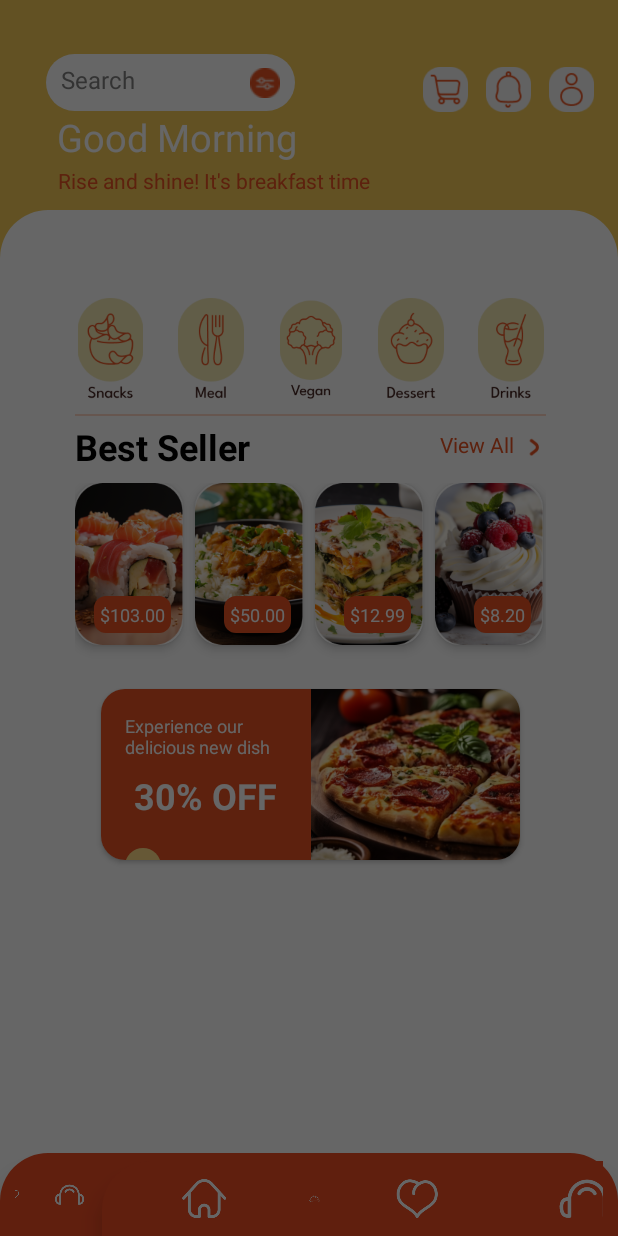
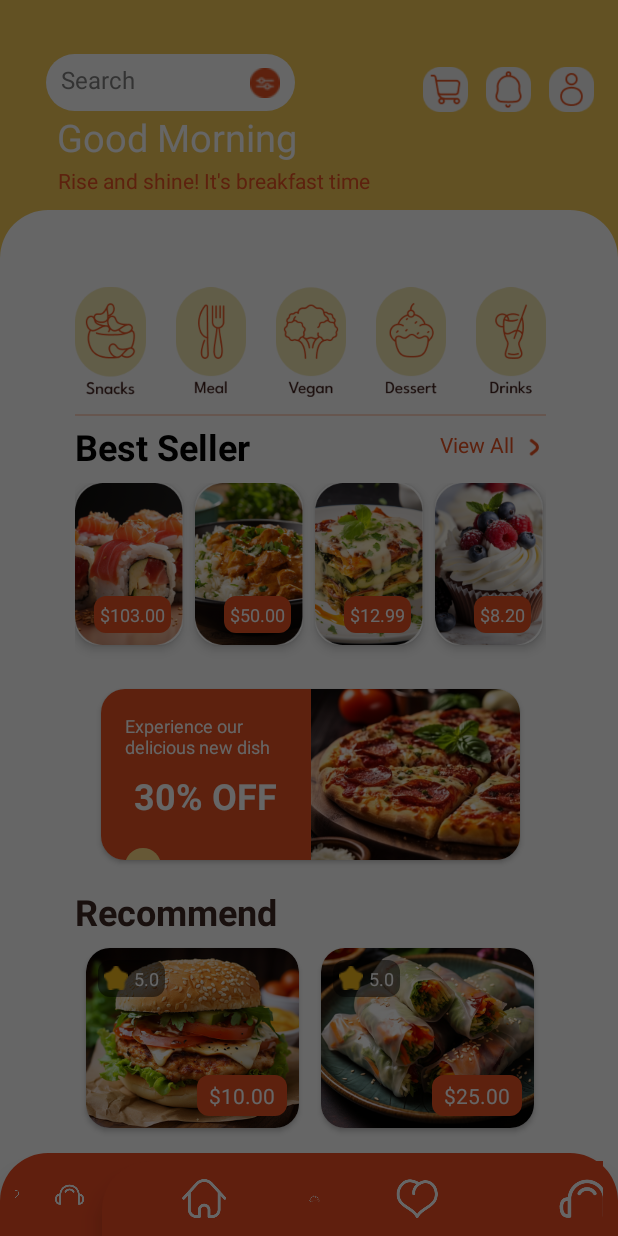
Before and after one commit to VectorVanguard/figmaProject, an Android app: the BannerFood screen opened directly, with no data from a screen before it, with the side drawer open, on a phone screen of 412 x 824 dp. Run offline under Robolectric (Android 15) with nearby library versions, the phone set to English and light mode, and no system bars; our stand-ins replace Room's generated code; Roboto replaces fonts that are not available here.

Commit message:
Добавил рекомендации

```diff
--- a/app/src/main/java/com/example/projectfigma/Activity/HomeActivity.kt
+++ b/app/src/main/java/com/example/projectfigma/Activity/HomeActivity.kt
@@ -35,7 +35,7 @@ class HomeActivity : AppCompatActivity(),
         drawer = findViewById(R.id.drawer_layout)
 
         val db = DataBase.getDb(this)
-        dao = db.getBestSellerDao()
+        dao = db.getDishesDao()
         userDao = db.getUserDao()
 
         val email = intent.getStringExtra("user_email")
@@ -58,7 +58,7 @@ class HomeActivity : AppCompatActivity(),
             }.also { this@HomeActivity.adapter = it }
         }
 
-        dao.getBestSellers().observe(this) { list ->
+        dao.getBestSellersWithLimit(4).observe(this) { list ->
             adapter.updateList(list)
         }
 
--- a/app/src/main/java/com/example/projectfigma/DAO/DishesDao.kt
+++ b/app/src/main/java/com/example/projectfigma/DAO/DishesDao.kt
@@ -24,6 +24,9 @@ interface DishesDao {
     @Query("SELECT * FROM dishes b WHERE b.isBestSeller = 1")
     fun getBestSellers(): LiveData<List<Dishes>>
 
+    @Query("SELECT * FROM dishes b WHERE b.isBestSeller = 1 LIMIT :limit")
+    fun getBestSellersWithLimit(limit : Int): LiveData<List<Dishes>>
+
     @Query("SELECT * FROM dishes b WHERE b.isRecommend = 1")
     fun getRecommend(): LiveData<List<Dishes>>
 }
--- a/app/src/main/java/com/example/projectfigma/DAO/SessionDao.kt
+++ b/app/src/main/java/com/example/projectfigma/DAO/SessionDao.kt
@@ -9,7 +9,7 @@ import com.example.projectfigma.Entites.Session
 @Dao
 interface SessionDao {
     @Query("SELECT * FROM session WHERE id = 0")
-    suspend fun getSession(): Session?
+    fun getSession(): Session?
 
     @Insert(onConflict = OnConflictStrategy.REPLACE)
     suspend fun upsert(session: Session)
--- a/app/src/main/java/com/example/projectfigma/Fragments/BannerFood.kt
+++ b/app/src/main/java/com/example/projectfigma/Fragments/BannerFood.kt
@@ -65,7 +65,7 @@ class BannerFood : Fragment() {
         }, 4000)
 
         // 5) А обновление списка (LiveData) можно тоже повесить здесь:
-        val dao = DataBase.getDb(requireContext()).getBestSellerDao()
+        val dao = DataBase.getDb(requireContext()).getDishesDao()
         dao.getBestSellers().observe(viewLifecycleOwner) { list ->
             promoAdapter.updateList(list)
         }
--- a/app/src/main/java/com/example/projectfigma/Fragments/Recommend.kt
+++ b/app/src/main/java/com/example/projectfigma/Fragments/Recommend.kt
@@ -11,26 +11,35 @@ import androidx.recyclerview.widget.RecyclerView
 import com.example.projectfigma.Adapters.RecommendAdapter
 import com.example.projectfigma.DataBase.DataBase
 import com.example.projectfigma.R
+import kotlinx.coroutines.Dispatchers
 import kotlinx.coroutines.launch
+import kotlinx.coroutines.withContext
 
-//class Recommend : Fragment(R.layout.fragment_recommend) {
-//
-//    private lateinit var adapter: RecommendAdapter
-//    private val db by lazy { DataBase.getInstance(requireContext()) }
-//    // допустим, в UserDao есть suspend fun getCurrent(): User
-//    // в FoodDao — suspend fun getRecommendedForUser(userId: Int): List<Food>
-//
-//    override fun onViewCreated(view: View, savedInstanceState: Bundle?) {
-//        super.onViewCreated(view, savedInstanceState)
-//        val rv = view.findViewById<RecyclerView>(R.id.rvRecommend)
-//        rv.layoutManager = GridLayoutManager(requireContext(), 2)
-//
-//        // загрузка из БД через корутины
-//        viewLifecycleOwner.lifecycleScope.launch {
-//            val user = db.
-//            val recommendList = db.foodDao().getRecommendedForUser(user.id)
-//            adapter = RecommendAdapter(recommendList)
-//            rv.adapter = adapter
-//        }
-//    }
-//}
+class Recommend : Fragment(R.layout.fragment_recommend) {
+    private val db by lazy { DataBase.getDb(requireContext()) }
+
+    override fun onViewCreated(view: View, savedInstanceState: Bundle?) {
+        super.onViewCreated(view, savedInstanceState)
+        val rv = view.findViewById<RecyclerView>(R.id.rvRecommend)
+        rv.layoutManager = GridLayoutManager(requireContext(), 2)
+
+        viewLifecycleOwner.lifecycleScope.launch {
+            // 1. Получаем пользователя в IO
+            val sessionEmail = db.getSessionDao().getSession()?.userEmail.orEmpty()
+            val user = withContext(Dispatchers.IO) {
+                db.getUserDao().getUserByEmail(sessionEmail)
+            }
+
+            // 2. Теперь наблюдаем LiveData рекомендаций
+            //    и каждый раз создаём новый адаптер с реальным списком
+            withContext(Dispatchers.Main) {
+                db.getDishesDao()
+                    .getRecommend()
+                    .observe(viewLifecycleOwner) { list ->
+                        val adapter = RecommendAdapter(list)
+                        rv.adapter = adapter
+                    }
+            }
+        }
+    }
+}
--- a/app/src/main/res/layout/activity_home.xml
+++ b/app/src/main/res/layout/activity_home.xml
@@ -102,7 +102,6 @@
                 android:id="@+id/food_category_frame"
                 android:layout_width="wrap_content"
                 android:layout_height="77dp"
-                android:paddingTop="10dp"
                 app:layout_constraintEnd_toEndOf="parent"
                 app:layout_constraintStart_toStartOf="parent"
                 app:layout_constraintTop_toTopOf="parent">
@@ -153,6 +152,7 @@
             </FrameLayout>
 
             <FrameLayout
+                android:id="@+id/frameLayout2"
                 android:layout_width="match_parent"
                 android:layout_height="150dp"
                 app:layout_constraintEnd_toEndOf="parent"
@@ -167,6 +167,22 @@
                     android:layout_height="match_parent"
                     tools:layout="@layout/fragment_banner_food" />
 
+            </FrameLayout>
+
+            <FrameLayout
+                android:layout_width="313dp"
+                android:layout_height="wrap_content"
+                app:layout_constraintEnd_toEndOf="parent"
+                app:layout_constraintHorizontal_bias="0.0"
+                app:layout_constraintStart_toStartOf="parent"
+                app:layout_constraintTop_toBottomOf="@+id/frameLayout2">
+
+                <fragment
+                    android:id="@+id/recommend"
+                    android:name="com.example.projectfigma.Fragments.Recommend"
+                    android:layout_width="match_parent"
+                    android:layout_height="match_parent"
+                    tools:layout="@layout/fragment_recommend" />
             </FrameLayout>
         </androidx.constraintlayout.widget.ConstraintLayout>
 
--- a/app/src/main/res/layout/fragment_recommend.xml
+++ b/app/src/main/res/layout/fragment_recommend.xml
@@ -3,8 +3,7 @@
     xmlns:android="http://schemas.android.com/apk/res/android"
     android:orientation="vertical"
     android:layout_width="match_parent"
-    android:layout_height="match_parent"
-    android:padding="16dp">
+    android:layout_height="match_parent">
 
     <TextView
         android:id="@+id/tvHeader"
@@ -19,6 +18,5 @@
         android:id="@+id/rvRecommend"
         android:layout_width="match_parent"
         android:layout_height="0dp"
-        android:layout_marginTop="12dp"
         android:layout_weight="1"/>
 </LinearLayout>
--- a/app/src/main/res/layout/item_food.xml
+++ b/app/src/main/res/layout/item_food.xml
@@ -4,13 +4,12 @@
     xmlns:app="http://schemas.android.com/apk/res-auto"
     android:layout_width="match_parent"
     android:layout_height="wrap_content"
-    android:layout_margin="8dp"
     app:cardCornerRadius="16dp"
     app:cardUseCompatPadding="true">
 
     <androidx.constraintlayout.widget.ConstraintLayout
         android:layout_width="match_parent"
-        android:layout_height="200dp">
+        android:layout_height="120dp">
 
         <!-- Фоновое изображение блюда -->
         <ImageView
@@ -38,8 +37,7 @@
             <ImageView
                 android:layout_width="16dp"
                 android:layout_height="16dp"
-                android:src="@drawable/ic_star_solid"
-                app:tint="@android:color/white" />
+                android:src="@drawable/ic_star_solid" />
             <TextView
                 android:id="@+id/tvRating"
                 android:layout_width="wrap_content"
```
Also changed, not shown: app/src/main/java/com/example/projectfigma/DataBase/DataBase.kt (+16 -2 lines), app/src/main/res/drawable/burger.png (added), app/src/main/res/drawable/roll.png (added).
